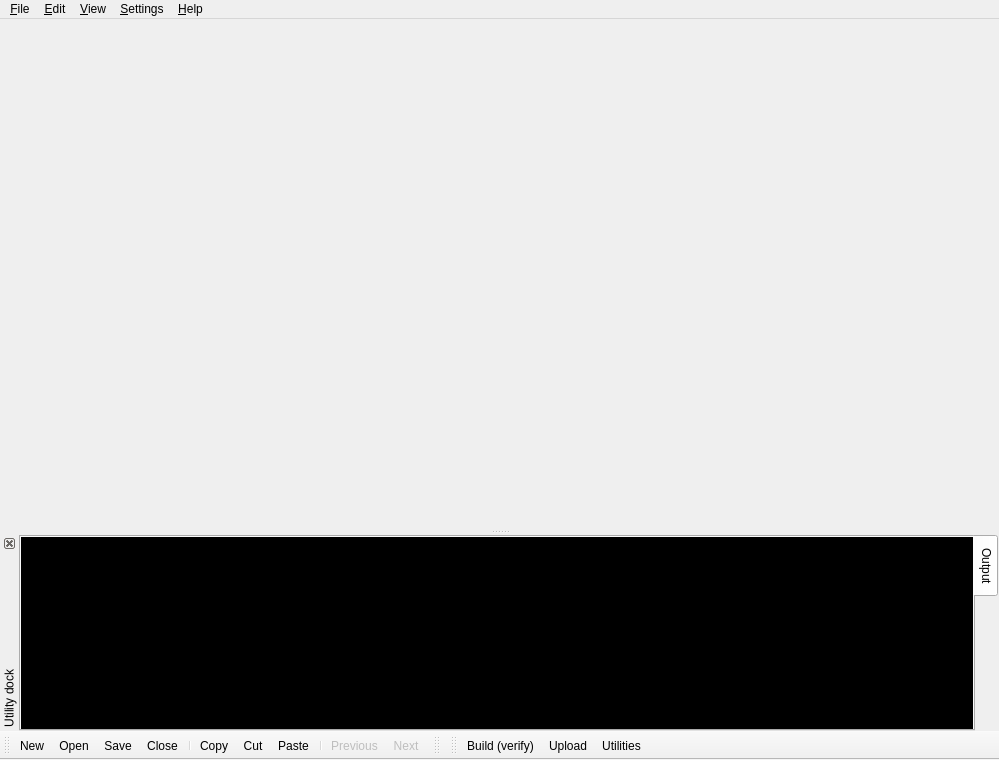
Old version of the form gui/MainWindow.ui in the repository mupuf/arduide.
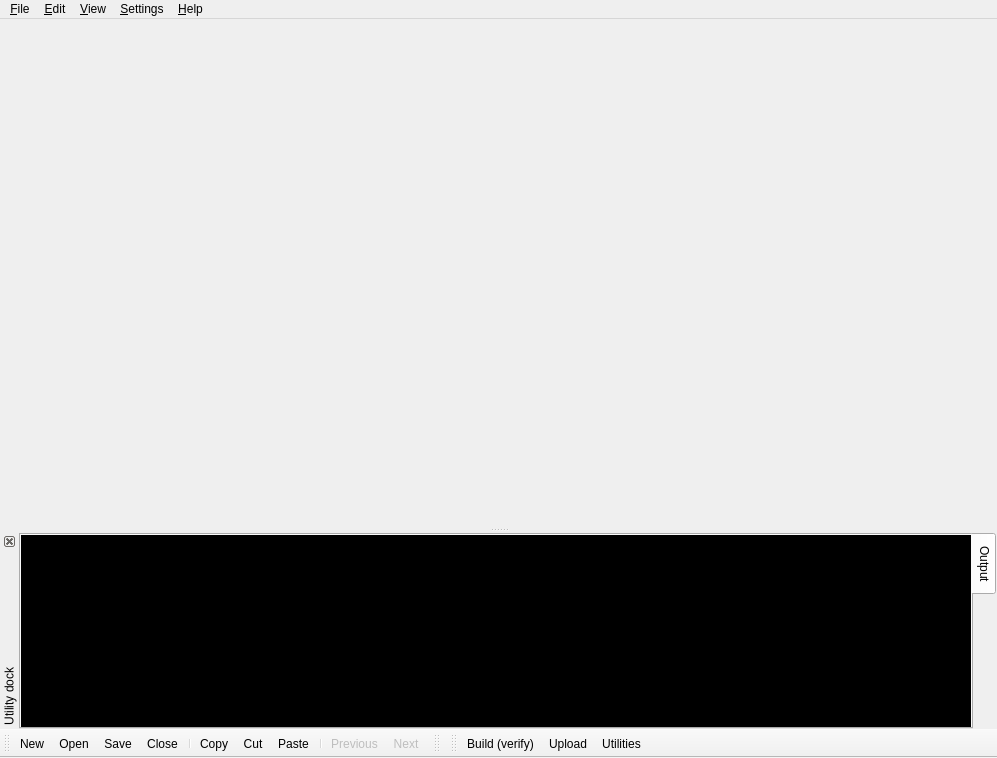
New version of the form. Icons and pictures are not drawn. Custom widgets are drawn as their Qt base class.

```diff
--- a/gui/MainWindow.ui
+++ b/gui/MainWindow.ui
@@ -6,8 +6,8 @@
    <rect>
     <x>0</x>
     <y>0</y>
-    <width>999</width>
-    <height>760</height>
+    <width>997</width>
+    <height>758</height>
    </rect>
   </property>
   <property name="windowTitle">
@@ -19,8 +19,8 @@
     <rect>
      <x>0</x>
      <y>0</y>
-     <width>999</width>
-     <height>19</height>
+     <width>997</width>
+     <height>20</height>
     </rect>
    </property>
    <widget class="QMenu" name="menu_File">
```
Left out of the diff: 55 changed lines with no effect on the pictures.
